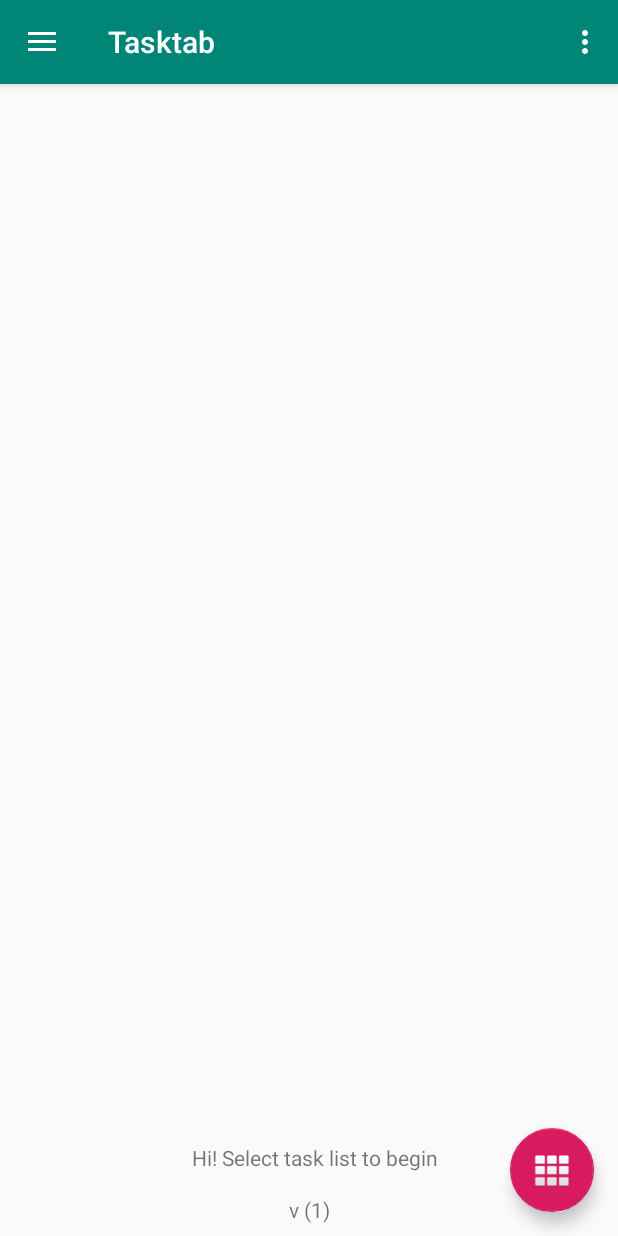
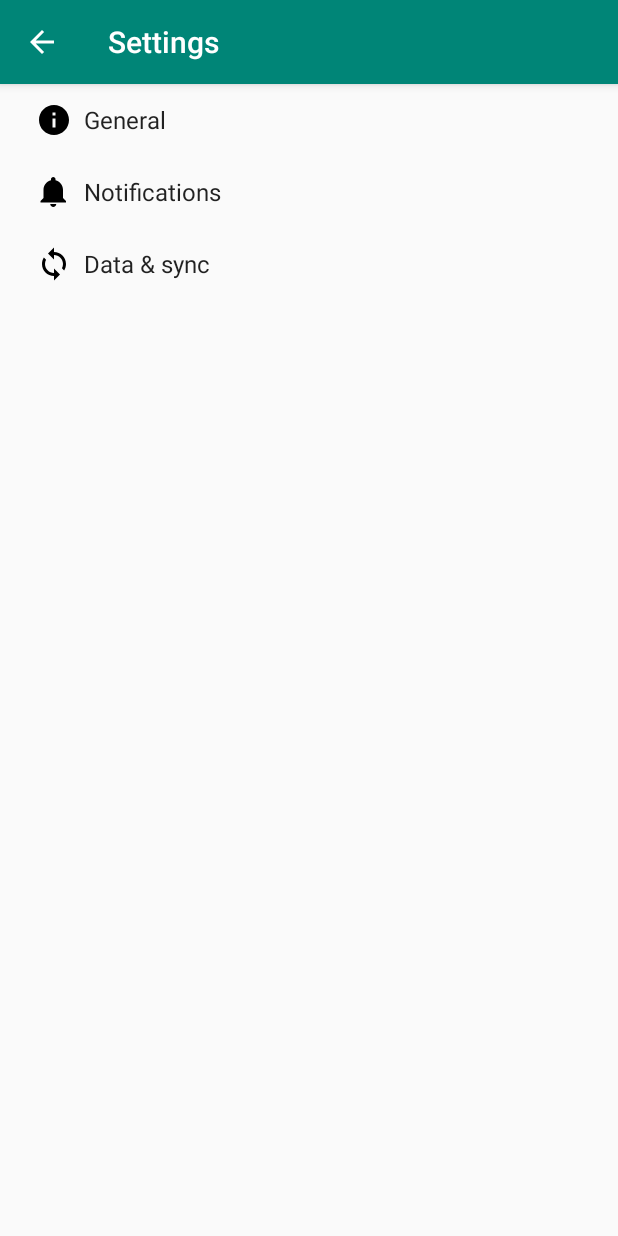
Before and after one commit to SystemZ/HomeTab, an Android app: the screen it shows after launch (MainActivity before the commit, SettingsActivity after it), in the options menu, after a tap on "Settings", on a phone screen of 412 x 824 dp. Run offline under Robolectric (Android 15) with nearby library versions, the phone set to English and light mode, and no system bars; 1 statement that could not run was skipped.

Commit message:
Generic settings page

```diff
--- /dev/null
+++ b/app/src/main/java/pl/systemz/tasktab/AppCompatPreferenceActivity.java
@@ -0,0 +1,125 @@
+package pl.systemz.tasktab;
+
+import android.content.res.Configuration;
+import android.os.Bundle;
+import android.preference.PreferenceActivity;
+import android.util.Log;
+import android.view.MenuInflater;
+import android.view.MenuItem;
+import android.view.View;
+import android.view.ViewGroup;
+
+import androidx.annotation.LayoutRes;
+import androidx.annotation.Nullable;
+import androidx.appcompat.app.ActionBar;
+import androidx.appcompat.app.AppCompatDelegate;
+import androidx.appcompat.widget.Toolbar;
+
+/**
+ * A {@link android.preference.PreferenceActivity} which implements and proxies the necessary calls
+ * to be used with AppCompat.
+ */
+public abstract class AppCompatPreferenceActivity extends PreferenceActivity {
+
+    private AppCompatDelegate mDelegate;
+
+    @Override
+    protected void onCreate(Bundle savedInstanceState) {
+        getDelegate().installViewFactory();
+        getDelegate().onCreate(savedInstanceState);
+        super.onCreate(savedInstanceState);
+    }
+
+    @Override
+    protected void onPostCreate(Bundle savedInstanceState) {
+        super.onPostCreate(savedInstanceState);
+        getDelegate().onPostCreate(savedInstanceState);
+    }
+
+    public ActionBar getSupportActionBar() {
+        return getDelegate().getSupportActionBar();
+    }
+
+    public void setSupportActionBar(@Nullable Toolbar toolbar) {
+        getDelegate().setSupportActionBar(toolbar);
+    }
+
+    @Override
+    public MenuInflater getMenuInflater() {
+        return getDelegate().getMenuInflater();
+    }
+
+    @Override
+    public void setContentView(@LayoutRes int layoutResID) {
+        getDelegate().setContentView(layoutResID);
+    }
+
+    @Override
+    public void setContentView(View view) {
+        getDelegate().setContentView(view);
+    }
+
+    @Override
+    public void setContentView(View view, ViewGroup.LayoutParams params) {
+        getDelegate().setContentView(view, params);
+    }
+
+    @Override
+    public void addContentView(View view, ViewGroup.LayoutParams params) {
+        getDelegate().addContentView(view, params);
+    }
+
+    @Override
+    protected void onPostResume() {
+        super.onPostResume();
+        getDelegate().onPostResume();
+    }
+
+    @Override
+    protected void onTitleChanged(CharSequence title, int color) {
+        super.onTitleChanged(title, color);
+        getDelegate().setTitle(title);
+    }
+
+    @Override
+    public void onConfigurationChanged(Configuration newConfig) {
+        super.onConfigurationChanged(newConfig);
+        getDelegate().onConfigurationChanged(newConfig);
+    }
+
+    @Override
+    protected void onStop() {
+        super.onStop();
+        getDelegate().onStop();
+    }
+
+    @Override
+    protected void onDestroy() {
+        super.onDestroy();
+        getDelegate().onDestroy();
+    }
+
+    public void invalidateOptionsMenu() {
+        getDelegate().invalidateOptionsMenu();
+    }
+
+    private AppCompatDelegate getDelegate() {
+        if (mDelegate == null) {
+            mDelegate = AppCompatDelegate.create(this, null);
+        }
+        return mDelegate;
+    }
+
+    @Override
+    public boolean onOptionsItemSelected(MenuItem item) {
+        Log.v("menu", item.toString());
+        switch (item.getItemId()) {
+            // Respond to the action bar's Up/Home button
+            case android.R.id.home:
+                this.onBackPressed();
+                return true;
+        }
+        return super.onOptionsItemSelected(item);
+    }
+//
+}
--- a/app/src/main/java/pl/systemz/tasktab/MainActivity.java
+++ b/app/src/main/java/pl/systemz/tasktab/MainActivity.java
@@ -78,6 +78,8 @@ public class MainActivity extends AppCompatActivity
 
         //noinspection SimplifiableIfStatement
         if (id == R.id.action_settings) {
+            Intent i = new Intent(this, SettingsActivity.class);
+            startActivity(i);
             return true;
         }
 
--- /dev/null
+++ b/app/src/main/res/drawable/ic_info_black_24dp.xml
@@ -0,0 +1,9 @@
+<vector xmlns:android="http://schemas.android.com/apk/res/android"
+    android:width="24dp"
+    android:height="24dp"
+    android:viewportWidth="24.0"
+    android:viewportHeight="24.0">
+    <path
+        android:fillColor="#FF000000"
+        android:pathData="M12,2C6.48,2 2,6.48 2,12s4.48,10 10,10 10,-4.48 10,-10S17.52,2 12,2zm1,15h-2v-6h2v6zm0,-8h-2V7h2v2z" />
+</vector>
--- /dev/null
+++ b/app/src/main/res/drawable/ic_notifications_black_24dp.xml
@@ -0,0 +1,9 @@
+<vector xmlns:android="http://schemas.android.com/apk/res/android"
+    android:width="24dp"
+    android:height="24dp"
+    android:viewportWidth="24.0"
+    android:viewportHeight="24.0">
+    <path
+        android:fillColor="#FF000000"
+        android:pathData="M11.5,22c1.1,0 2,-0.9 2,-2h-4c0,1.1 0.9,2 2,2zm6.5,-6v-5.5c0,-3.07 -2.13,-5.64 -5,-6.32V3.5c0,-0.83 -0.67,-1.5 -1.5,-1.5S10,2.67 10,3.5v0.68c-2.87,0.68 -5,3.25 -5,6.32V16l-2,2v1h17v-1l-2,-2z" />
+</vector>
--- /dev/null
+++ b/app/src/main/res/drawable/ic_sync_black_24dp.xml
@@ -0,0 +1,9 @@
+<vector xmlns:android="http://schemas.android.com/apk/res/android"
+    android:width="24dp"
+    android:height="24dp"
+    android:viewportWidth="24.0"
+    android:viewportHeight="24.0">
+    <path
+        android:fillColor="#FF000000"
+        android:pathData="M12 4V1L8 5l4 4V6c3.31 0 6 2.69 6 6 0 1.01,-.25 1.97,-.7 2.8l1.46 1.46C19.54 15.03 20 13.57 20 12c0,-4.42,-3.58,-8,-8,-8zm0 14c-3.31 0,-6,-2.69,-6,-6 0,-1.01.25,-1.97.7,-2.8L5.24 7.74C4.46 8.97 4 10.43 4 12c0 4.42 3.58 8 8 8v3l4,-4,-4,-4v3z" />
+</vector>
--- a/app/src/main/res/values/strings.xml
+++ b/app/src/main/res/values/strings.xml
@@ -8,4 +8,77 @@
     <string name="action_settings">Settings</string>
     <string name="title_activity_task_details">TaskDetails</string>
     <string name="search_title">Search for task</string>
+    <string name="title_activity_settings">Settings</string>
+
+    <!-- Strings related to Settings -->
+
+    <!-- Example General settings -->
+    <string name="pref_header_general">General</string>
+
+    <string name="pref_title_social_recommendations">Enable social recommendations</string>
+    <string name="pref_description_social_recommendations">Recommendations for people to contact
+        based on your message history
+    </string>
+
+    <string name="pref_title_display_name">Display name</string>
+    <string name="pref_default_display_name">John Smith</string>
+
+    <string name="pref_title_add_friends_to_messages">Add friends to messages</string>
+    <string-array name="pref_example_list_titles">
+        <item>Always</item>
+        <item>When possible</item>
+        <item>Never</item>
+    </string-array>
+    <string-array name="pref_example_list_values">
+        <item>1</item>
+        <item>0</item>
+        <item>-1</item>
+    </string-array>
+
+    <!-- Example settings for Data & Sync -->
+    <string name="pref_header_data_sync">Data &amp; sync</string>
+
+    <string name="pref_title_sync_frequency">Sync frequency</string>
+    <string-array name="pref_sync_frequency_titles">
+        <item>15 minutes</item>
+        <item>30 minutes</item>
+        <item>1 hour</item>
+        <item>3 hours</item>
+        <item>6 hours</item>
+        <item>Never</item>
+    </string-array>
+    <string-array name="pref_sync_frequency_values">
+        <item>15</item>
+        <item>30</item>
+        <item>60</item>
+        <item>180</item>
+        <item>360</item>
+        <item>-1</item>
+    </string-array>
+
+    <string-array name="list_preference_entries">
+        <item>Entry 1</item>
+        <item>Entry 2</item>
+        <item>Entry 3</item>
+    </string-array>
+
+    <string-array name="list_preference_entry_values">
+        <item>1</item>
+        <item>2</item>
+        <item>3</item>
+    </string-array>
+
+    <string-array name="multi_select_list_preference_default_value" />
+
+    <string name="pref_title_system_sync_settings">System sync settings</string>
+
+    <!-- Example settings for Notifications -->
+    <string name="pref_header_notifications">Notifications</string>
+
+    <string name="pref_title_new_message_notifications">New message notifications</string>
+
+    <string name="pref_title_ringtone">Ringtone</string>
+    <string name="pref_ringtone_silent">Silent</string>
+
+    <string name="pref_title_vibrate">Vibrate</string>
 </resources>
--- /dev/null
+++ b/app/src/main/res/xml/pref_data_sync.xml
@@ -0,0 +1,21 @@
+<PreferenceScreen xmlns:android="http://schemas.android.com/apk/res/android">
+
+    <!-- NOTE: Hide buttons to simplify the UI. Users can touch outside the dialog to
+         dismiss it. -->
+    <!-- NOTE: ListPreference's summary should be set to its value by the activity code. -->
+    <ListPreference
+        android:defaultValue="180"
+        android:entries="@array/pref_sync_frequency_titles"
+        android:entryValues="@array/pref_sync_frequency_values"
+        android:key="sync_frequency"
+        android:negativeButtonText="@null"
+        android:positiveButtonText="@null"
+        android:title="@string/pref_title_sync_frequency" />
+
+    <!-- This preference simply launches an intent when selected. Use this UI sparingly, per
+         design guidelines. -->
+    <Preference android:title="@string/pref_title_system_sync_settings">
+        <intent android:action="android.settings.SYNC_SETTINGS" />
+    </Preference>
+
+</PreferenceScreen>
--- /dev/null
+++ b/app/src/main/res/xml/pref_general.xml
@@ -0,0 +1,33 @@
+<PreferenceScreen xmlns:android="http://schemas.android.com/apk/res/android">
+
+    <SwitchPreference
+        android:defaultValue="true"
+        android:key="example_switch"
+        android:summary="@string/pref_description_social_recommendations"
+        android:title="@string/pref_title_social_recommendations" />
+
+    <!-- NOTE: EditTextPreference accepts EditText attributes. -->
+    <!-- NOTE: EditTextPreference's summary should be set to its value by the activity code. -->
+    <EditTextPreference
+        android:capitalize="words"
+        android:defaultValue="@string/pref_default_display_name"
+        android:inputType="textCapWords"
+        android:key="example_text"
+        android:maxLines="1"
+        android:selectAllOnFocus="true"
+        android:singleLine="true"
+        android:title="@string/pref_title_display_name" />
+
+    <!-- NOTE: Hide buttons to simplify the UI. Users can touch outside the dialog to
+         dismiss it. -->
+    <!-- NOTE: ListPreference's summary should be set to its value by the activity code. -->
+    <ListPreference
+        android:defaultValue="-1"
+        android:entries="@array/pref_example_list_titles"
+        android:entryValues="@array/pref_example_list_values"
+        android:key="example_list"
+        android:negativeButtonText="@null"
+        android:positiveButtonText="@null"
+        android:title="@string/pref_title_add_friends_to_messages" />
+
+</PreferenceScreen>
--- /dev/null
+++ b/app/src/main/res/xml/pref_headers.xml
@@ -0,0 +1,20 @@
+<preference-headers xmlns:android="http://schemas.android.com/apk/res/android">
+
+    <!-- These settings headers are only used on tablets. -->
+
+    <header
+        android:fragment="pl.systemz.tasktab.SettingsActivity$GeneralPreferenceFragment"
+        android:icon="@drawable/ic_info_black_24dp"
+        android:title="@string/pref_header_general" />
+
+    <header
+        android:fragment="pl.systemz.tasktab.SettingsActivity$NotificationPreferenceFragment"
+        android:icon="@drawable/ic_notifications_black_24dp"
+        android:title="@string/pref_header_notifications" />
+
+    <header
+        android:fragment="pl.systemz.tasktab.SettingsActivity$DataSyncPreferenceFragment"
+        android:icon="@drawable/ic_sync_black_24dp"
+        android:title="@string/pref_header_data_sync" />
+
+</preference-headers>
--- /dev/null
+++ b/app/src/main/res/xml/pref_notification.xml
@@ -0,0 +1,27 @@
+<PreferenceScreen xmlns:android="http://schemas.android.com/apk/res/android">
+
+    <!-- A 'parent' preference, which enables/disables child preferences (below)
+         when checked/unchecked. -->
+    <SwitchPreference
+        android:defaultValue="true"
+        android:key="notifications_new_message"
+        android:title="@string/pref_title_new_message_notifications" />
+
+    <!-- Allows the user to choose a ringtone in the 'notification' category. -->
+    <!-- NOTE: This preference will be enabled only when the checkbox above is checked. -->
+    <!-- NOTE: RingtonePreference's summary should be set to its value by the activity code. -->
+    <RingtonePreference
+        android:defaultValue="content://settings/system/notification_sound"
+        android:dependency="notifications_new_message"
+        android:key="notifications_new_message_ringtone"
+        android:ringtoneType="notification"
+        android:title="@string/pref_title_ringtone" />
+
+    <!-- NOTE: This preference will be enabled only when the checkbox above is checked. -->
+    <SwitchPreference
+        android:defaultValue="true"
+        android:dependency="notifications_new_message"
+        android:key="notifications_new_message_vibrate"
+        android:title="@string/pref_title_vibrate" />
+
+</PreferenceScreen>
```
Also changed, not shown: app/src/main/AndroidManifest.xml (+12 -3 lines), app/src/main/java/pl/systemz/tasktab/SettingsActivity.java (added, +255 -0 lines), app/src/main/java/pl/systemz/tasktab/TaskList.java (+0 -15 lines), app/build.gradle (line endings or trailing spaces), 1 other file.
